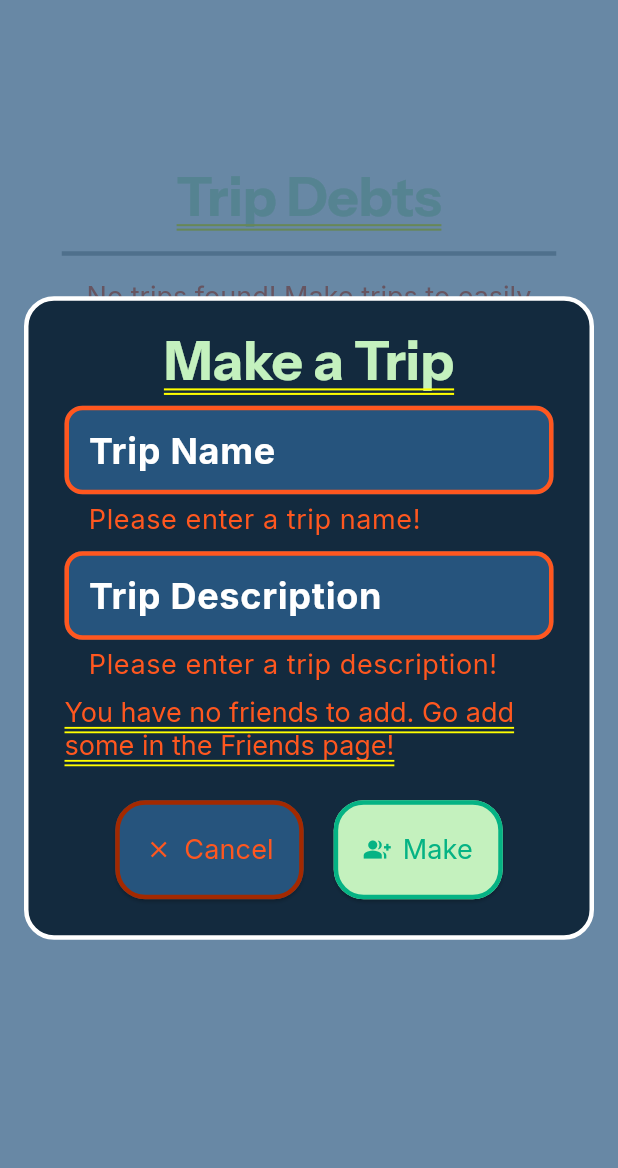
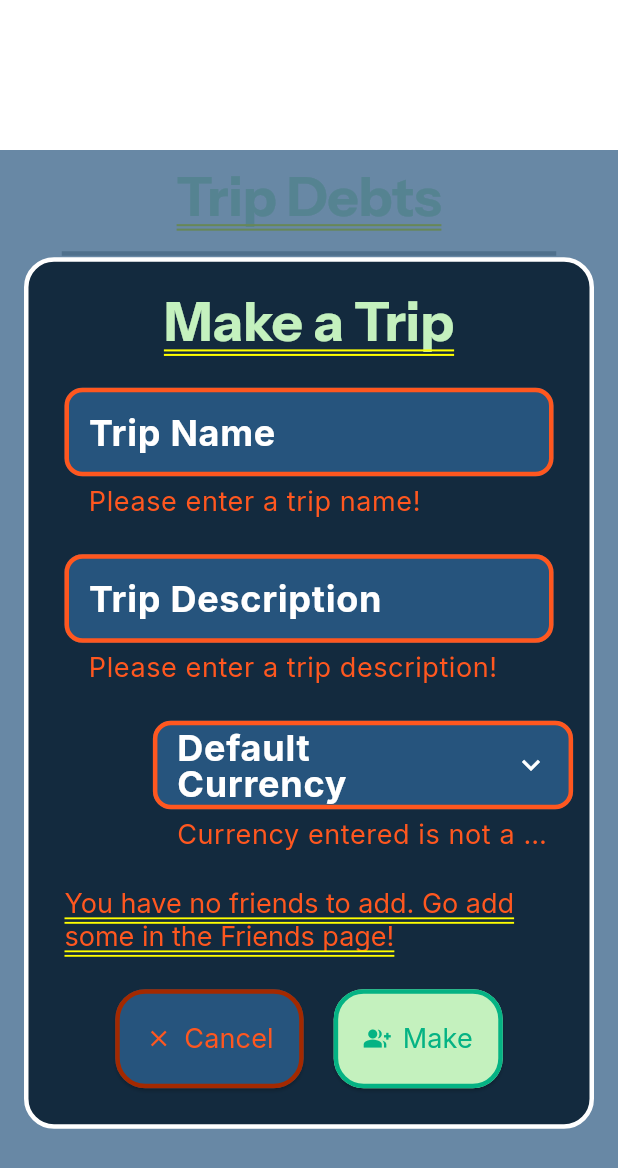
Before and after one commit to Cha-rlie/PennyWise, a Flutter app: the TripsPage screen opened directly, after a tap on "Trip", after a tap on "Make", on a phone screen of 412 x 824 dp. Shown: the top 1168 px of the screen. Run offline on Flutter 3.47's test engine with Material 3 defaults, Android fonts, the phone set to English and light mode, and no system bars; our stand-ins replace cloud_firestore, connectivity_plus, firebase_auth, firebase_core; missing offline and left inert: money2; accounts and stored records are empty.

Commit message:
FEAT: Adding trips functional

```diff
--- a/lib/model/document_snapshot_wrappers.dart
+++ b/lib/model/document_snapshot_wrappers.dart
@@ -27,6 +27,6 @@ class Friendships {
 }
 
 class Trips {
-  final List<QueryDocumentSnapshot> documents;
-  Trips(this.documents);
+  final List<Map<String, dynamic>> trips;
+  Trips(this.trips);
 }
--- a/lib/model/reading_streams.dart
+++ b/lib/model/reading_streams.dart
@@ -34,6 +34,6 @@ class ReadingStreams {
   late final Stream<QuerySnapshot> debtsOwingStream = _firestore.collection("debts").where("owedBy", isEqualTo: userId).snapshots().asBroadcastStream();
   late final Stream<QuerySnapshot> expensesStream = _firestore.collection("expenses").where("participants", arrayContains: userId).snapshots().asBroadcastStream();
   late final Stream<QuerySnapshot> friendshipsStream = _firestore.collection("friendships").where("members", arrayContains: userId).snapshots().asBroadcastStream();
-  late final Stream<QuerySnapshot> tripsStream = _firestore.collection("trips").where("participants", arrayContains: userId).snapshots().asBroadcastStream();
+  late final Stream<QuerySnapshot> tripsStream = _firestore.collection("trips").where("members", arrayContains: userId).snapshots().asBroadcastStream();
 
 }
--- a/lib/pages/settings_page.dart
+++ b/lib/pages/settings_page.dart
@@ -76,7 +76,7 @@ class _SettingsPageState extends State<SettingsPage> {
             children: [
               SizedBox(height: 90), // Top padding
               Text("Preferences", style: Styles.subTitleFont),
-              DropdownMenu(
+              DropdownMenuFormField(
                 controller: _defaultCurrencyController,
                 label: Text("Default Currency", style: Styles.headingFont),
                 helperText: "Select your default currency",
@@ -98,6 +98,7 @@ class _SettingsPageState extends State<SettingsPage> {
                 trailingIcon: Icon(Icons.keyboard_arrow_down, color: Styles.white),
                 selectedTrailingIcon: Icon(Icons.keyboard_arrow_up, color: Styles.white),
                 width: MediaQuery.of(context).size.width*0.8,
+                validator: (value) => _currencies.contains(Currency.create(_defaultCurrencyController.text.trim(), 2)) ? null : "Currency entered is not a valid currency! Use the drop down menu for convienience.",
               ),
               SizedBox(
                 width: MediaQuery.of(context).size.width*0.8,
--- a/lib/pages/trips_page.dart
+++ b/lib/pages/trips_page.dart
@@ -1,11 +1,11 @@
-import 'package:penny_wise/model/currency_conversion.dart';
-import 'package:penny_wise/model/reading_streams.dart';
-
+import 'dart:math';
 import 'package:flutter/material.dart';
 import 'package:flutter/services.dart';
+import 'package:cloud_firestore/cloud_firestore.dart';
 import 'package:firebase_auth/firebase_auth.dart';
 import 'package:money2/money2.dart';
 import 'package:penny_wise/model/document_snapshot_wrappers.dart';
+import 'package:penny_wise/model/currency_conversion.dart';
 import 'package:penny_wise/styles.dart';
 import 'package:provider/provider.dart';
 
@@ -18,68 +18,46 @@ class TripsPage extends StatefulWidget {
 
 class _TripsPageState extends State<TripsPage> {
   final GlobalKey<FormState> _formKey = GlobalKey<FormState>();
-  bool _areStreamsLoaded = false;
   bool _showMakeTripForm = false;
   String _friendSearchError = "";
   String _tripFormError = "";
+  String _userPreferredCurrency = "";
   List<Map<String, dynamic>> _trips = [];
   List<Map<String, dynamic>> _friends = [];
 
   // Input controllers
   final TextEditingController _tripNameController = TextEditingController();
   final TextEditingController _tripDescriptionController = TextEditingController();
-  final TextEditingController _currencyController = TextEditingController();
+  final TextEditingController _defaultCurrencyController = TextEditingController();
   final TextEditingController _nameSearchController = TextEditingController();
   List<String> _friendsSelected = [];
 
+  // Preload all currencies
+  final List<Currency> _currencies = Currencies().getRegistered().toList();
+
   @override
   Widget build(BuildContext context) {
-    // Wait for the streams to load
-    if (!_areStreamsLoaded) {
-      // Get initial values
-      final rawTripsFromStream = Provider.of<Trips?>(context);
+    // Always watch these streams
+    final tripsStream = Provider.of<Trips?>(context);
     final friendsStream = Provider.of<Friendships?>(context);
     final private = Provider.of<PrivateUser?>(context);
-      if (rawTripsFromStream != null && private != null && friendsStream != null) {
-        WidgetsBinding.instance.addPostFrameCallback((_) async {
-          if (!mounted) return;
-          // Fetch all usernames and trip info from friendships stream in advance
-          final trips = await Future.wait(
-            rawTripsFromStream.documents.map((document) async {
-              final data = document.data() as Map<String, dynamic>;
-
-              // Get the memberIds of everyone else except the current user
-              final memberIds = List<String>.from((data["members"] as List).map((member) => member.toString()));
-              memberIds.remove(ReadingStreams.getInstance().userId);
-
-              // Get money and convert it to default currency
-              final debtInUSD = ((data["totalDebt"] as Map?)?[FirebaseAuth.instance.currentUser!.uid] as num?)?.toDouble() ?? 0.0;
-              final userPreferredCurrency = (private.data["preferredCurrency"] as String?) ?? "USD";
-              final convertedDebt = CurrencyConversion.getInstance().convertFromUSD(debtInUSD, userPreferredCurrency);
-              // Format using Money2
-              final formattedConvertedDebt = Money.fromNum(convertedDebt, isoCode: userPreferredCurrency);
-              return {
-                "tripId": document.id,
-                "tripName": data["name"],
-                "balance": formattedConvertedDebt,
-                "memberIds": memberIds
-              };
-            }).toList()
-          );
-
-          setState(() {
-            _nameSearchController.text = "";
-            _trips = trips;
-            _friends = friendsStream.friends;
-            _areStreamsLoaded = true;
-          });
-        });
+    // Wait for the streams to load
+    if (tripsStream == null || friendsStream == null || private == null) {
+      // Return temporary loading UI while loading
       return Scaffold(
         backgroundColor: Styles.backgroundColor,
         body: Center(child: CircularProgressIndicator(color: Styles.accentColor)),
       );
     }
+    // Always sync from provider
+    _trips = tripsStream.trips;
+    _friends = friendsStream.friends;
+    _userPreferredCurrency = (private.data["preferredCurrency"] as String?) ?? "USD";
+    // Set the currency controller to be the initial selected currency, but only when it is empty on a build (1st time only likely)
+    if (_defaultCurrencyController.text.isEmpty) {
+      _defaultCurrencyController.text = _userPreferredCurrency;
     }
+
     return SizedBox.expand(
       child: Stack(
         children: [
@@ -107,7 +85,22 @@ class _TripsPageState extends State<TripsPage> {
                       children: [
                         Text(trip["tripName"] ?? "Unknown", style: Styles.textFont),
                         // Change colour automatically based off if the debt is in the negative or not
-                        Text((trip["balance"] as Money).toString(), style: Styles.textFont.copyWith(color: (trip["balance"] as Money).isNegative ? Styles.red : Styles.primaryColor, fontWeight: FontWeight.bold))
+                        // Change colour automatically based off if the debt is in the negative or not
+                        Builder(
+                          builder: (context) {
+                            final balanceUSD = (trip["balanceUSD"] as num? ?? 0).toDouble();
+                            return Text(
+                              Money.fromNum(
+                                CurrencyConversion.getInstance().convertFromUSD(balanceUSD, _userPreferredCurrency),
+                                isoCode: _userPreferredCurrency,
+                              ).toString(),
+                              style: Styles.textFont.copyWith(
+                                color: balanceUSD < 0 ? Styles.red : Styles.primaryColor,
+                                fontWeight: FontWeight.bold,
+                              ),
+                            );
+                          },
+                        )
                       ]
                     )
                   ]
@@ -131,7 +124,11 @@ class _TripsPageState extends State<TripsPage> {
               ]
             )
           ),
-          if (_showMakeTripForm) Positioned.fill(
+          if (_showMakeTripForm) Positioned(
+            top: 100,
+            bottom: 0,
+            left: 0,
+            right: 0,
             child: Container(
               color: Styles.lighterBackgroundColor.withValues(alpha: 0.7),
               child: Center(
@@ -141,7 +138,7 @@ class _TripsPageState extends State<TripsPage> {
                     constraints: BoxConstraints(
                       maxHeight: MediaQuery.of(context).size.height * 0.75,
                       maxWidth: 600,
-                      minWidth: MediaQuery.of(context).size.width * 0.8
+                      minWidth: min(MediaQuery.of(context).size.width * 0.8, 600)
                     ),
                     child: Container(
                       decoration: BoxDecoration(
@@ -156,20 +153,46 @@ class _TripsPageState extends State<TripsPage> {
                           child: Column(
                             mainAxisAlignment: MainAxisAlignment.center,
                             mainAxisSize: MainAxisSize.min,
-                            spacing: 10,
+                            spacing: 24,
                             children: [
                               Text("Make a Trip", style: Styles.subTitleFont.copyWith(fontSize: 36, height: 1.0)),
                               TextFormField(
                                 controller: _tripNameController,
-                                decoration: Styles.textFieldDecoration.copyWith(labelText: "Trip Name"),
+                                decoration: Styles.textFieldDecoration.copyWith(labelText: "Trip Name", helperText: "Short memorable name for your trip"),
                                 style: Styles.textFont,
                                 validator: (value) => (value != null && value.trim().isNotEmpty) ? null : "Please enter a trip name!",
                               ),
                               TextFormField(
                                 controller: _tripDescriptionController,
-                                decoration: Styles.textFieldDecoration.copyWith(labelText: "Trip Description"),
+                                decoration: Styles.textFieldDecoration.copyWith(labelText: "Trip Description", helperText: "What is this trip for?"),
                                 style: Styles.textFont,
                                 validator: (value) => (value != null && value.trim().isNotEmpty) ? null : "Please enter a trip description!",
+                              ),
+                              // Default currency picker
+                              DropdownMenuFormField(
+                                controller: _defaultCurrencyController,
+                                label: Text("Default Currency", style: Styles.headingFont),
+                                helperText: "Select your default currency",
+                                dropdownMenuEntries: List<DropdownMenuEntry<String>>.from(
+                                  _currencies.map(
+                                    (currency) => DropdownMenuEntry(
+                                      value: currency.isoCode,
+                                      label: currency.isoCode,
+                                      labelWidget: Text("${currency.isoCode}: ${currency.name}", style: Styles.textFont))
+                                  )
+                                ),
+                                initialSelection: _defaultCurrencyController.text,
+                                menuHeight: 300,
+                                requestFocusOnTap: true,
+                                textStyle: Styles.textFont,
+                                inputDecorationTheme: Styles.dropdownMenuDecorationTheme,
+                                menuStyle: Styles.dropdownMenuStyle,
+                                trailingIcon: Icon(Icons.keyboard_arrow_down, color: Styles.white),
+                                selectedTrailingIcon: Icon(Icons.keyboard_arrow_up, color: Styles.white),
+                                //width: MediaQuery.of(context).size.width*0.8,
+                                validator: (value) => _currencies.map((currency) {
+                                  return currency.isoCode;
+                                }).contains(_defaultCurrencyController.text.trim()) ? null : "Currency entered is not a valid currency! Use the drop down menu for convienience."
                               ),
                               if (_friends.isEmpty) Text("You have no friends to add. Go add some in the Friends page!", style: Styles.errorFont),
                               if (_friends.isNotEmpty) Row(
@@ -178,9 +201,9 @@ class _TripsPageState extends State<TripsPage> {
                                   Expanded(child:TextFormField(
                                     controller: _nameSearchController,
                                     style: Styles.textFont,
-                                    decoration: Styles.textFieldDecoration.copyWith(labelText: "Search username"),
-                                    validator: (value) => (value != null && value.trim().isNotEmpty) ? null : "Please enter a username to search for",
+                                    decoration: Styles.textFieldDecoration.copyWith(labelText: "Search username", hintText: "Search for friends to add by usernames"),
                                   )),
+                                  SizedBox(width: 10),
                                   IconButton.filled(
                                     icon: Icon(Icons.person_search, color: Styles.accentColor),
                                     style: IconButton.styleFrom(backgroundColor: Styles.primaryColor,
@@ -191,14 +214,13 @@ class _TripsPageState extends State<TripsPage> {
                                 ]
                               ),
                               if (_friendSearchError.isNotEmpty) Text(_friendSearchError, style: Styles.errorFont),
-                              SizedBox(height: 5),
                               if (_friendsSelected.isNotEmpty) Container(
                                 decoration: BoxDecoration(
                                   color: Styles.backgroundColor,
                                   border: Border.all(color: Styles.white, width: 1.5),
                                   borderRadius: BorderRadius.circular(20)
                                 ),
-                                padding: EdgeInsets.all(6),
+                                padding: EdgeInsets.all(10),
                                 child: Wrap(
                                   spacing: 8,
                                   runSpacing: 8,
@@ -218,6 +240,7 @@ class _TripsPageState extends State<TripsPage> {
                                   }).toList(),
                                 ),
                               ),
+                              if (_tripFormError.isNotEmpty) Text(_tripFormError, style: Styles.errorFont),
                               Row(
                                 mainAxisSize: MainAxisSize.min,
                                 mainAxisAlignment: MainAxisAlignment.spaceBetween,
@@ -246,7 +269,6 @@ class _TripsPageState extends State<TripsPage> {
                                     ),
                                     onPressed: () => saveNewTrip()
                                   ),
-                                  if (_tripFormError.isNotEmpty) Text(_tripFormError, style: Styles.errorFont)
                                 ],
                               ),
                             ],
@@ -286,11 +308,13 @@ class _TripsPageState extends State<TripsPage> {
     setState(() {
       _friendsSelected.add(inputUsername);
       _friendSearchError = "";
+      // Reset the text in the search bar
+      _nameSearchController.text = "";
     });
     return;
   }
 
-  void saveNewTrip() {
+  Future<void> saveNewTrip() async {
     // Handle invalid input
     if (!_formKey.currentState!.validate()) {
       return;
@@ -300,11 +324,54 @@ class _TripsPageState extends State<TripsPage> {
       setState(() => _tripFormError = "You need at least 2 friends to make a trip!");
       return;
     }
+    // Handle all inputs valid
     if (_tripFormError != "") {
       // is setting a state ok while doing other stuff?
       setState(() => _tripFormError = "");
     }
-    // friendId = _friends.firstWhere((friend) => friend["friendName"] == inputUsername)["friendId"];
+    // Process and generate information in advance
+    final memberIds = [
+      FirebaseAuth.instance.currentUser!.uid, // Include current user
+      ..._friendsSelected.map((friend) { // Include Ids from all the selected friends
+        return _friends.firstWhere((friendFromStream) => friendFromStream["friendName"] == friend)["friendId"] as String;
+      })
+    ];
+    final Map<String, double> debts = {
+      for (var friendId in memberIds)
+        friendId: 0.0
+    };
+    // Save trip to the database
+    await FirebaseFirestore.instance
+      .collection("trips")
+      .doc()
+      .set(
+        {
+          "name": _tripNameController.text.trim(),
+          "description": _tripDescriptionController.text.trim(),
+          "members": memberIds,
+          "totalDebt": debts,
+          "createdAt": FieldValue.serverTimestamp(),
+        }
+      );
+    // User is found and friending is successful
+    if (!mounted) return;
+    setState(() {
+      _friendSearchError = "";
+      _showMakeTripForm = false;
+    });
+    ScaffoldMessenger.of(context).showSnackBar(
+      SnackBar(
+        content: Text("Trip made successfully!",
+        style: Styles.textFont),
+        showCloseIcon: true,
+        duration: Duration(seconds: 3),
+        backgroundColor: Styles.accentColor,
+        behavior: SnackBarBehavior.floating,
+        margin: EdgeInsets.all(20),
+        shape: RoundedRectangleBorder(borderRadius: BorderRadius.circular(12),
+        side: BorderSide(color: Styles.white, width: 3))
+      )
+    );
   }
 
 }
--- a/lib/styles.dart
+++ b/lib/styles.dart
@@ -58,6 +58,8 @@ class Styles {
   static InputDecoration textFieldDecoration = InputDecoration(
     labelStyle: headingFont,
     errorStyle: errorFont,
+    helperStyle: textFont.copyWith(color: grey),
+    hintStyle: textFont,
     filled: true,
     fillColor: lighterBackgroundColor,
     enabledBorder: OutlineInputBorder(borderRadius: BorderRadius.circular(12), borderSide: BorderSide(color: Styles.white, width: 3)),
```
Also changed, not shown: lib/main.dart (+21 -1 lines), lib/pages/friends_page.dart (+20 -20 lines). Lines whose indentation alone changed are shown as unchanged.
